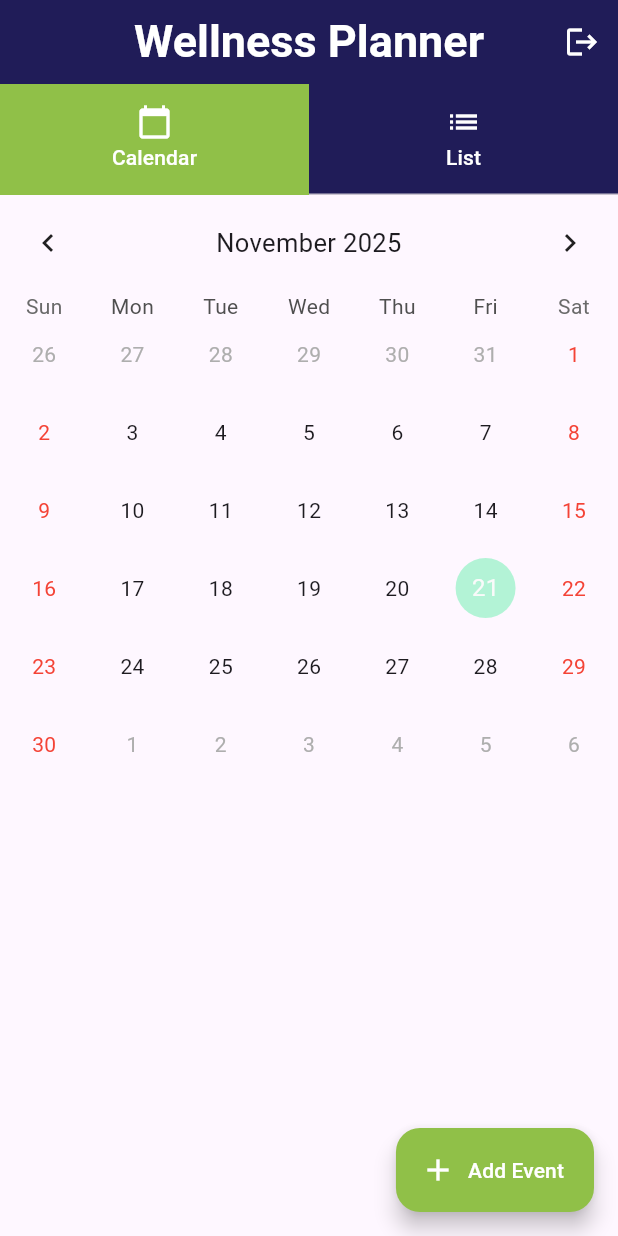
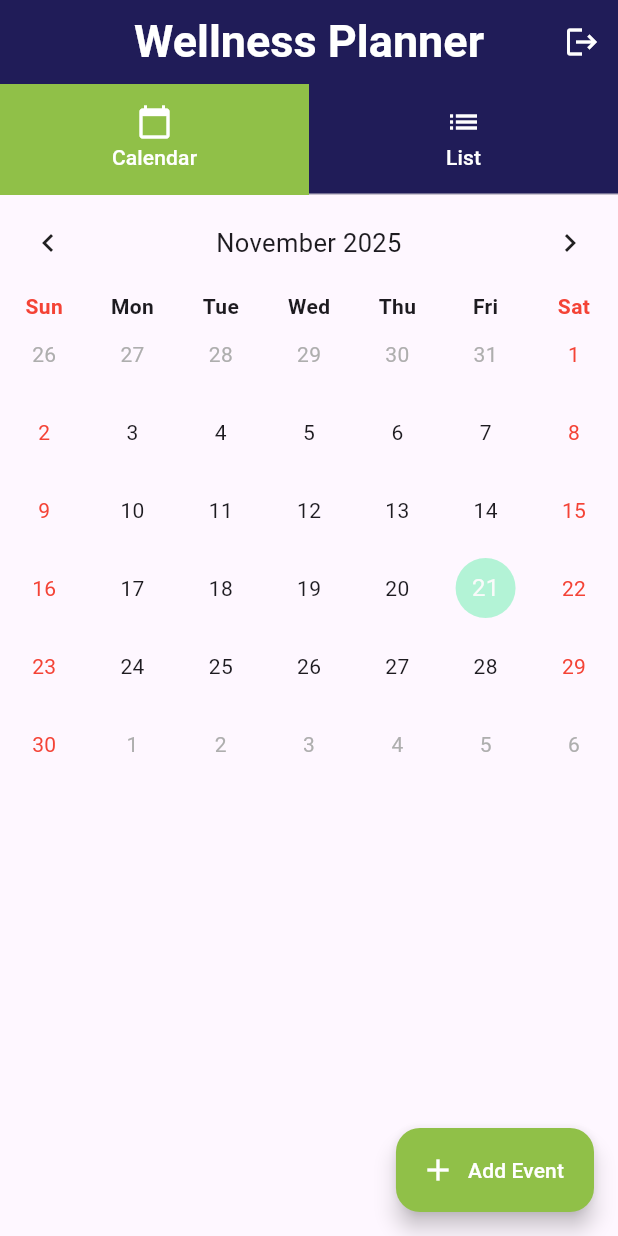
Before and after one commit to munashethedeveloper/kenwell_health_app, a Flutter app: the CalendarScreen screen opened by its route, on a phone screen of 412 x 824 dp. Run offline on Flutter 3.47's test engine with Material 3 defaults, Android fonts, the phone set to English and light mode, and no system bars; drawn by our look-alikes of table_calendar; our stand-ins replace cloud_firestore, firebase_auth, flutter_spinbox, package_info_plus, shared_preferences, signature; accounts and stored records are empty.

Commit message:
Feat: Style calendar days of week bold and weekends red
Co-authored-by: munashethedeveloper <munashethedeveloper@gmail.com>

```diff
--- a/lib/ui/features/calendar/widgets/calendar_screen.dart
+++ b/lib/ui/features/calendar/widgets/calendar_screen.dart
@@ -109,7 +109,16 @@ class _CalendarScreenState extends State<CalendarScreen> {
                     formatButtonVisible: false,
                     titleCentered: true,
                   ),
-                  calendarStyle: CalendarStyle(
+                    daysOfWeekStyle: const DaysOfWeekStyle(
+                      weekdayStyle: TextStyle(
+                        fontWeight: FontWeight.bold,
+                      ),
+                      weekendStyle: TextStyle(
+                        fontWeight: FontWeight.bold,
+                        color: Colors.red,
+                      ),
+                    ),
+                    calendarStyle: CalendarStyle(
                     weekendTextStyle: const TextStyle(color: Colors.red),
                     todayDecoration: BoxDecoration(
                       color: Colors.greenAccent.withOpacity(0.5),
```
